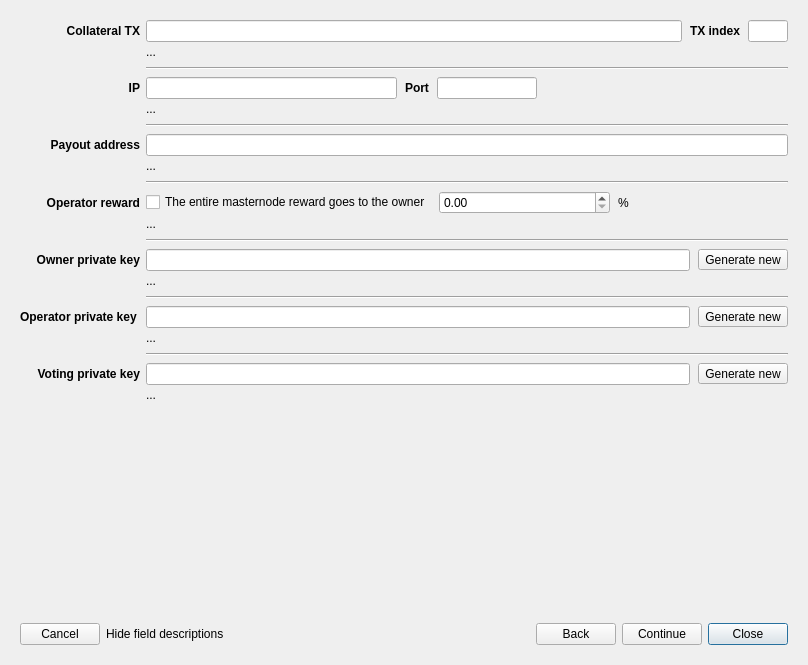
Qt form src/ui/ui_reg_masternode_dlg.ui (Bertrand256/dash-masternode-tool) before a commit.
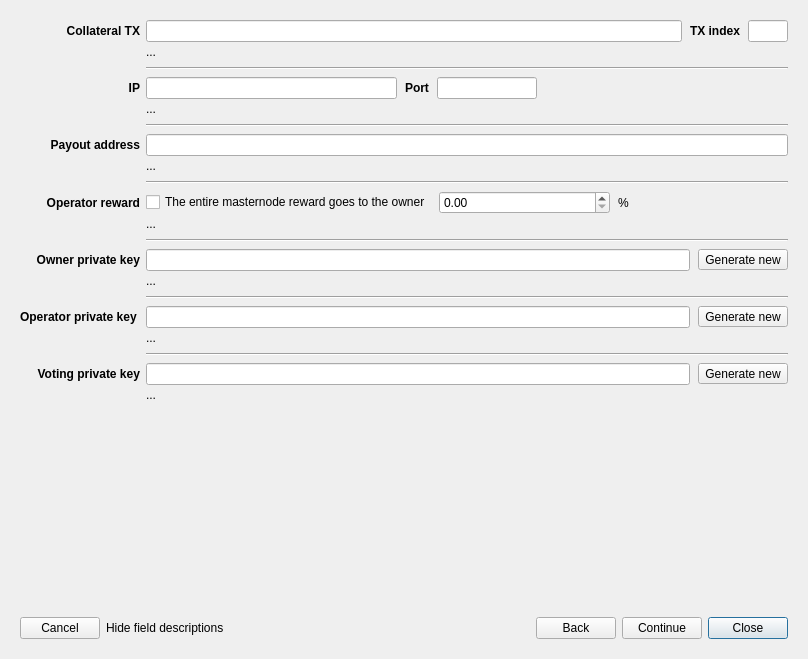
The same form after that commit.

```diff
--- a/src/ui/ui_reg_masternode_dlg.ui
+++ b/src/ui/ui_reg_masternode_dlg.ui
@@ -7,7 +7,7 @@
     <x>0</x>
     <y>0</y>
     <width>808</width>
-    <height>665</height>
+    <height>659</height>
    </rect>
   </property>
   <property name="sizePolicy">
```
Left out of the diff: 10 changed lines with no effect on the pictures.
